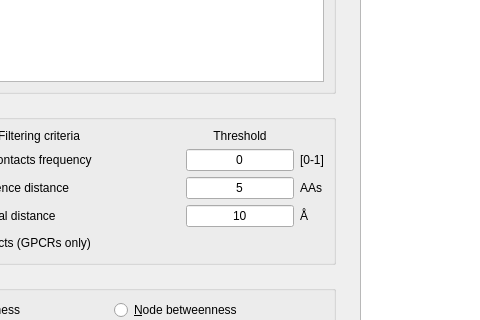
frannerin/AlloViz, file gui/alloviz_mainwindow.ui: the form before one commit; both pictures show x 132 to 612 and y 245 to 565 of the 766 by 725 pixel window.
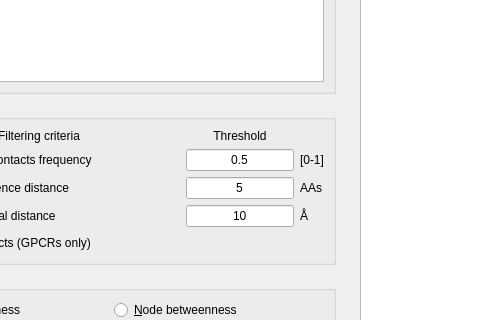
The form after the commit.

```diff
--- a/gui/alloviz_mainwindow.ui
+++ b/gui/alloviz_mainwindow.ui
@@ -120,7 +120,7 @@
           <item row="1" column="1">
            <widget class="QLineEdit" name="edit_GetContacts_threshold">
             <property name="text">
-             <string>0</string>
+             <string>0.5</string>
             </property>
             <property name="alignment">
              <set>Qt::AlignCenter</set>
```
